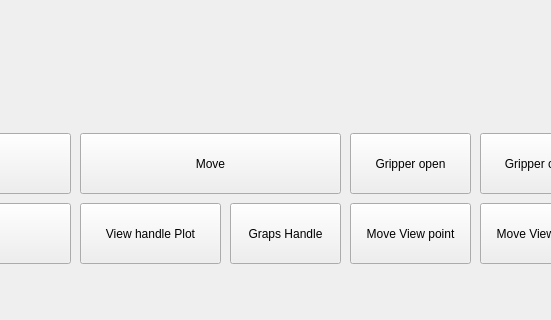
Above: mainwindow.ui from NYONYANI/Qt-Detectron2-Shared-Memory- before the change; both pictures show x 330 to 881 and y 437 to 757 of the 1315 by 757 pixel window. Below: the same form after it.
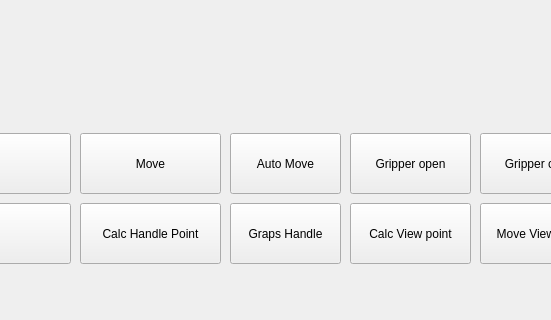
That is the form after the change. Custom widgets are drawn as their Qt base class.

What changed in the file:
```diff
--- a/mainwindow.ui
+++ b/mainwindow.ui
@@ -120,7 +120,7 @@
      <rect>
       <x>410</x>
       <y>570</y>
-      <width>261</width>
+      <width>141</width>
       <height>61</height>
      </rect>
     </property>
@@ -138,7 +138,7 @@
      </rect>
     </property>
     <property name="text">
-     <string>View handle Plot</string>
+     <string>Calc Handle Point</string>
     </property>
    </widget>
    <widget class="QPushButton" name="MoveViewButton">
@@ -151,7 +151,7 @@
      </rect>
     </property>
     <property name="text">
-     <string>Move View point</string>
+     <string>Calc View point</string>
     </property>
    </widget>
    <widget class="QPushButton" name="MovepointButton">
@@ -180,6 +180,19 @@
      <string>Graps Handle</string>
     </property>
    </widget>
+   <widget class="QPushButton" name="AutoMoveButton">
+    <property name="geometry">
+     <rect>
+      <x>560</x>
+      <y>570</y>
+      <width>111</width>
+      <height>61</height>
+     </rect>
+    </property>
+    <property name="text">
+     <string>Auto Move</string>
+    </property>
+   </widget>
   </widget>
   <widget class="QMenuBar" name="menubar">
    <property name="geometry">
```
